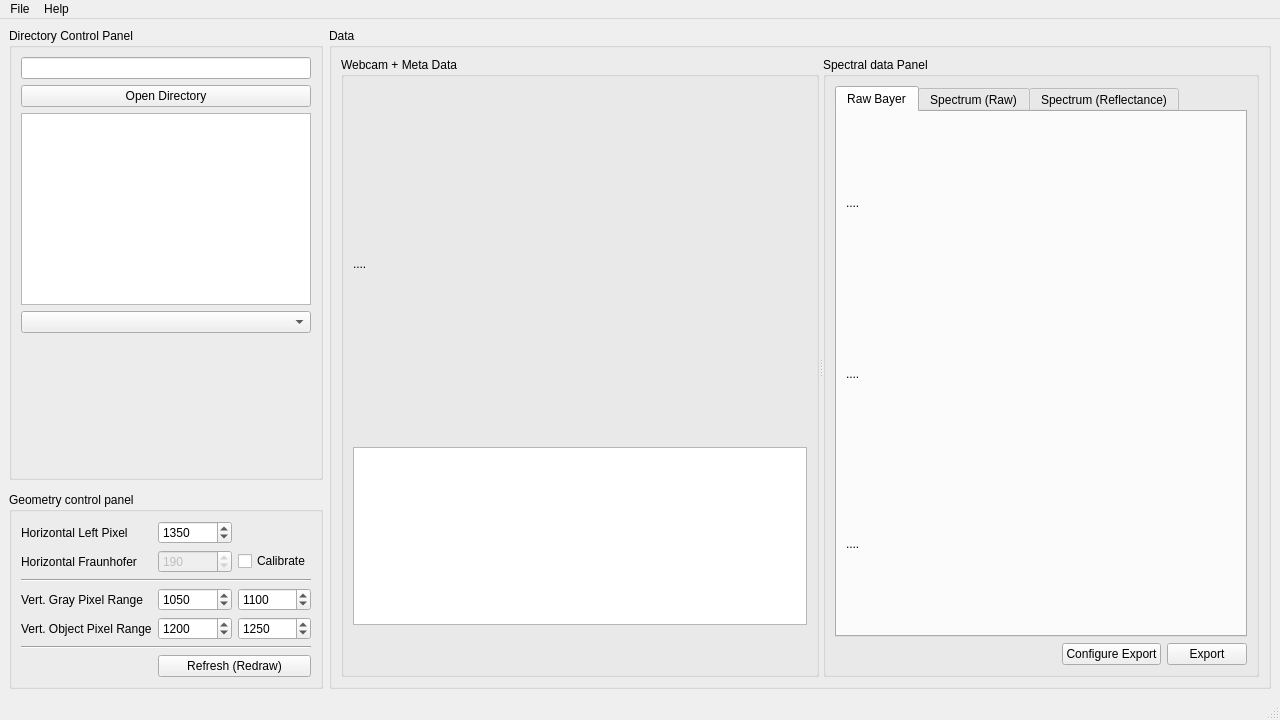
Qt form UI/UI_Mainwindow.ui (garid3000/bps_spectrometer_gui) before a commit.
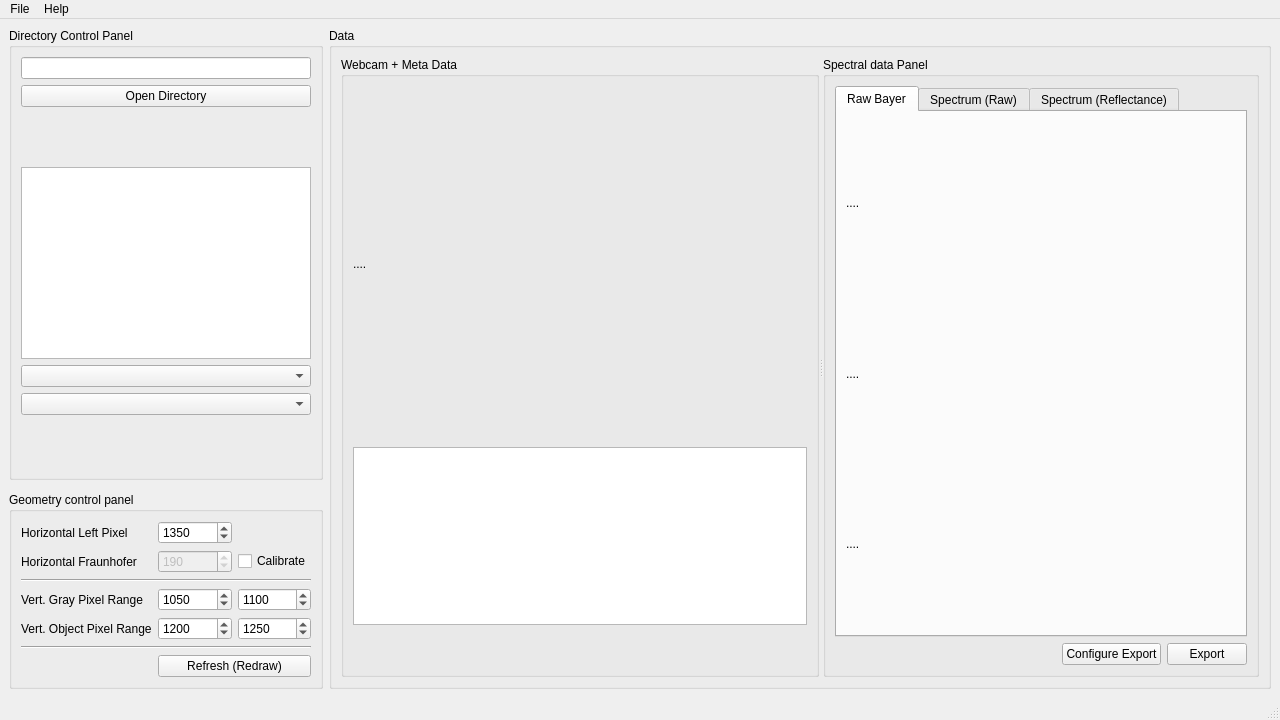
The same form after that commit. Custom widgets are drawn as their Qt base class.

```diff
--- a/UI/UI_Mainwindow.ui
+++ b/UI/UI_Mainwindow.ui
@@ -173,21 +173,8 @@
        <string>Directory Control Panel</string>
       </property>
       <layout class="QGridLayout" name="gridLayout_3">
-       <item row="0" column="0">
-        <widget class="QLineEdit" name="le_data_dir"/>
-       </item>
        <item row="5" column="0">
-        <spacer name="verticalSpacer">
-         <property name="orientation">
-          <enum>Qt::Vertical</enum>
-         </property>
-         <property name="sizeHint" stdset="0">
-          <size>
-           <width>20</width>
-           <height>40</height>
-          </size>
-         </property>
-        </spacer>
+        <widget class="QComboBox" name="cob_jpeg_selector"/>
        </item>
        <item row="1" column="0">
         <widget class="QPushButton" name="pb_data_dir">
@@ -196,6 +183,25 @@
          </property>
         </widget>
        </item>
+       <item row="0" column="0">
+        <widget class="QLineEdit" name="le_data_dir"/>
+       </item>
+       <item row="6" column="0">
+        <spacer name="verticalSpacer">
+         <property name="orientation">
+          <enum>Qt::Vertical</enum>
+         </property>
+         <property name="sizeHint" stdset="0">
+          <size>
+           <width>20</width>
+           <height>40</height>
+          </size>
+         </property>
+        </spacer>
+       </item>
+       <item row="4" column="0">
+        <widget class="QComboBox" name="comboBox"/>
+       </item>
        <item row="3" column="0">
         <widget class="QTextBrowser" name="tb_data_dir_tree">
          <property name="font">
@@ -205,8 +211,18 @@
          </property>
         </widget>
        </item>
-       <item row="4" column="0">
-        <widget class="QComboBox" name="cob_jpeg_selector"/>
+       <item row="2" column="0">
+        <spacer name="verticalSpacer_3">
+         <property name="orientation">
+          <enum>Qt::Vertical</enum>
+         </property>
+         <property name="sizeHint" stdset="0">
+          <size>
+           <width>20</width>
+           <height>40</height>
+          </size>
+         </property>
+        </spacer>
        </item>
       </layout>
      </widget>
```
